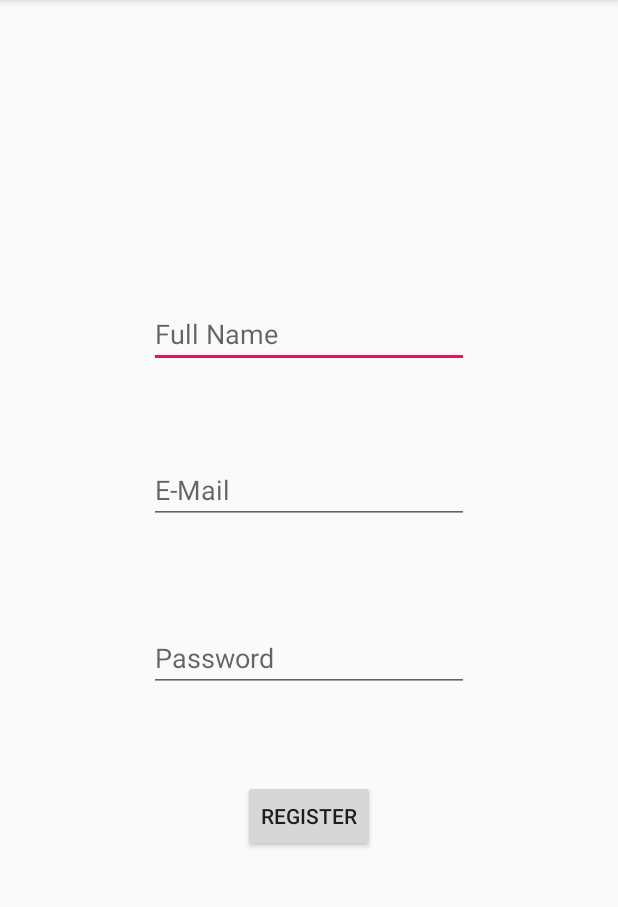
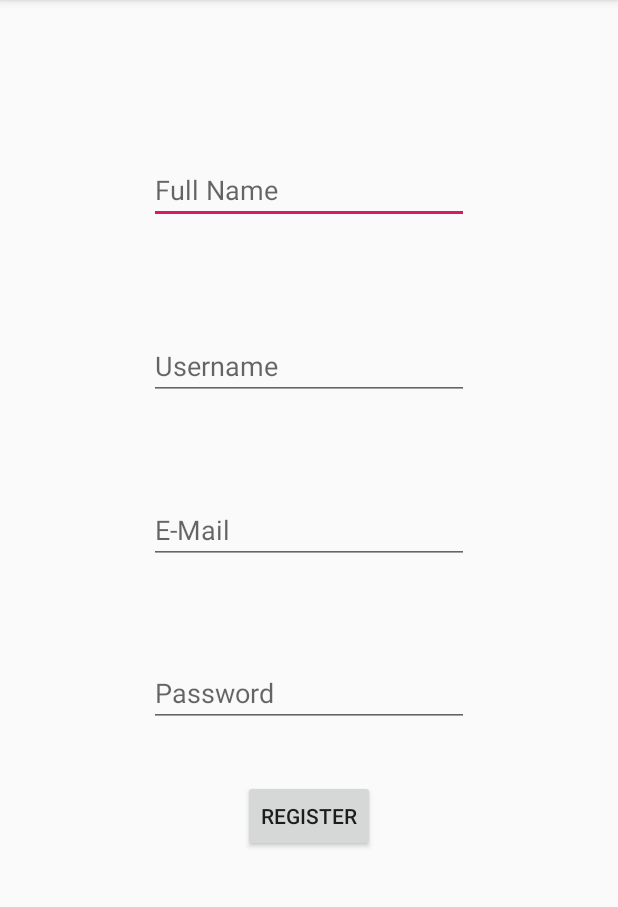
Before and after one commit to muhammadhaqyaunoora/JStore_Android, an Android app: the RegisterActivity screen opened directly, with no data from a screen before it, after a tap on "REGISTER", on a phone screen of 412 x 824 dp, the part 84-991 px from its top. Run offline under Robolectric (Android 15) with nearby library versions, the phone set to English and light mode, and no system bars; our stand-ins replace Volley; network calls fail.

Commit message:
Modul 9 CS

```diff
--- a/JStore_Android_Haqy/app/src/main/AndroidManifest.xml
+++ b/JStore_Android_Haqy/app/src/main/AndroidManifest.xml
@@ -1,6 +1,8 @@
 <?xml version="1.0" encoding="utf-8"?>
 <manifest xmlns:android="http://schemas.android.com/apk/res/android"
     package="com.example.jstore_android_haqy">
+
+    <uses-permission android:name="android.permission.INTERNET" />
 
     <application
         android:allowBackup="true"
@@ -9,7 +11,8 @@
         android:roundIcon="@mipmap/ic_launcher_round"
         android:supportsRtl="true"
         android:theme="@style/AppTheme">
-        <activity android:name=".RegisterActivity"></activity>
+        <activity android:name=".MainActivity"></activity>
+        <activity android:name=".RegisterActivity" />
         <activity android:name=".LoginActivity">
             <intent-filter>
                 <action android:name="android.intent.action.MAIN" />
@@ -20,6 +23,5 @@
             </intent-filter>
         </activity>
     </application>
-    <uses-permission android:name="android.permission.INTERNET" />
 
 </manifest>
--- a/JStore_Android_Haqy/app/src/main/java/com/example/jstore_android_haqy/LoginRequest.java
+++ b/JStore_Android_Haqy/app/src/main/java/com/example/jstore_android_haqy/LoginRequest.java
@@ -7,7 +7,7 @@ import java.util.HashMap;
 import java.util.Map;
 
 public class LoginRequest extends StringRequest {
-    private static final String Regis_URL = "http://10.0.2.2/logincust";
+    private static final String Regis_URL = "http://10.0.2.2:8080/logincust";
     private Map<String, String> params;
 
     public LoginRequest(String email, String password, Response.Listener<String> listener) {
--- a/JStore_Android_Haqy/app/src/main/java/com/example/jstore_android_haqy/RegisterActivity.java
+++ b/JStore_Android_Haqy/app/src/main/java/com/example/jstore_android_haqy/RegisterActivity.java
@@ -21,6 +21,7 @@ public class RegisterActivity extends AppCompatActivity {
         super.onCreate(savedInstanceState);
         setContentView(R.layout.activity_register);
         final EditText nameInput = (EditText) findViewById(R.id.nameInput);
+        final EditText userInput = (EditText) findViewById(R.id.userInput);
         final EditText emailInput = (EditText) findViewById(R.id.emailInput);
         final EditText passInput = (EditText) findViewById(R.id.passInput);
         final Button registerButton = (Button) findViewById(R.id.registerButton);
@@ -28,6 +29,7 @@ public class RegisterActivity extends AppCompatActivity {
             @Override
             public void onClick(View v) {
                 final String name = nameInput.getText().toString();
+                final String username = userInput.getText().toString();
                 final String email = emailInput.getText().toString();
                 final String password = passInput.getText().toString();
                 Response.Listener<String> responseListener = new Response.Listener<String>() {
@@ -45,7 +47,7 @@ public class RegisterActivity extends AppCompatActivity {
                         }
                     }
                 };
-                RegisterRequest registerRequest = new RegisterRequest(name, email, password, responseListener);
+                RegisterRequest registerRequest = new RegisterRequest(name, username, email, password, responseListener);
                 RequestQueue queue = Volley.newRequestQueue(RegisterActivity.this);
                 queue.add(registerRequest);
             }
--- a/JStore_Android_Haqy/app/src/main/java/com/example/jstore_android_haqy/RegisterRequest.java
+++ b/JStore_Android_Haqy/app/src/main/java/com/example/jstore_android_haqy/RegisterRequest.java
@@ -7,13 +7,14 @@ import java.util.HashMap;
 import java.util.Map;
 
 public class RegisterRequest extends StringRequest {
-    private static final String Regis_URL = "http://10.0.2.2/newcustomer";
+    private static final String Regis_URL = "http://10.0.2.2:8080/newcustomer";
     private Map<String, String> params;
 
-    public RegisterRequest(String name, String email, String password, Response.Listener<String> listener) {
+    public RegisterRequest(String name, String username, String email, String password, Response.Listener<String> listener) {
         super(Method.POST, Regis_URL, listener, null);
         params = new HashMap<>();
         params.put("name", name);
+        params.put("username", username);
         params.put("email", email);
         params.put("password", password);
     }
--- a/JStore_Android_Haqy/app/src/main/res/layout/activity_register.xml
+++ b/JStore_Android_Haqy/app/src/main/res/layout/activity_register.xml
@@ -11,7 +11,7 @@
         android:layout_width="wrap_content"
         android:layout_height="wrap_content"
         android:layout_marginStart="8dp"
-        android:layout_marginTop="200dp"
+        android:layout_marginTop="104dp"
         android:layout_marginEnd="8dp"
         android:ems="10"
         android:hint="Full Name"
@@ -21,36 +21,48 @@
         app:layout_constraintTop_toTopOf="parent" />
 
     <EditText
+        android:id="@+id/userInput"
+        android:layout_width="wrap_content"
+        android:layout_height="wrap_content"
+        android:layout_marginStart="8dp"
+        android:layout_marginTop="72dp"
+        android:layout_marginEnd="8dp"
+        android:ems="10"
+        android:hint="Username"
+        android:inputType="textPersonName"
+        app:layout_constraintEnd_toEndOf="parent"
+        app:layout_constraintStart_toStartOf="parent"
+        app:layout_constraintTop_toBottomOf="@+id/nameInput" />
+
+    <EditText
         android:id="@+id/emailInput"
         android:layout_width="wrap_content"
         android:layout_height="wrap_content"
         android:layout_marginStart="8dp"
-        android:layout_marginTop="8dp"
+        android:layout_marginTop="35dp"
         android:layout_marginEnd="8dp"
-        android:layout_marginBottom="8dp"
+        android:layout_marginBottom="35dp"
         android:ems="10"
         android:hint="E-Mail"
         android:inputType="textEmailAddress"
         app:layout_constraintBottom_toTopOf="@+id/passInput"
         app:layout_constraintEnd_toEndOf="parent"
         app:layout_constraintStart_toStartOf="parent"
-        app:layout_constraintTop_toBottomOf="@+id/nameInput" />
+        app:layout_constraintTop_toBottomOf="@+id/userInput" />
 
     <EditText
         android:id="@+id/passInput"
         android:layout_width="wrap_content"
         android:layout_height="wrap_content"
         android:layout_marginStart="8dp"
-        android:layout_marginTop="8dp"
         android:layout_marginEnd="8dp"
-        android:layout_marginBottom="8dp"
+        android:layout_marginBottom="35dp"
         android:ems="10"
         android:hint="Password"
         android:inputType="textPassword"
         app:layout_constraintBottom_toTopOf="@+id/registerButton"
         app:layout_constraintEnd_toEndOf="parent"
-        app:layout_constraintStart_toStartOf="parent"
-        app:layout_constraintTop_toBottomOf="@+id/emailInput" />
+        app:layout_constraintStart_toStartOf="parent" />
 
     <Button
         android:id="@+id/registerButton"
@@ -63,4 +75,5 @@
         app:layout_constraintBottom_toBottomOf="parent"
         app:layout_constraintEnd_toEndOf="parent"
         app:layout_constraintStart_toStartOf="parent" />
+
 </android.support.constraint.ConstraintLayout>
```
Also changed, not shown: JStore_Android_Haqy/app/src/main/java/com/example/jstore_android_haqy/Item.java (added, +80 -0 lines), JStore_Android_Haqy/app/src/main/java/com/example/jstore_android_haqy/Location.java (added, +37 -0 lines), JStore_Android_Haqy/app/src/main/java/com/example/jstore_android_haqy/MainActivity.java (added, +87 -0 lines), JStore_Android_Haqy/app/src/main/java/com/example/jstore_android_haqy/MenuRequest.java (added, +17 -0 lines), JStore_Android_Haqy/app/src/main/java/com/example/jstore_android_haqy/Supplier.java (added, +69 -0 lines), JStore_Android_Haqy/app/src/main/res/layout/activity_main.xml (added, +13 -0 lines), JStore_Android_Haqy/app/src/main/res/layout/layout_item.xml (added, +15 -0 lines), JStore_Android_Haqy/app/src/main/res/layout/layout_supplier.xml (added, +17 -0 lines).
